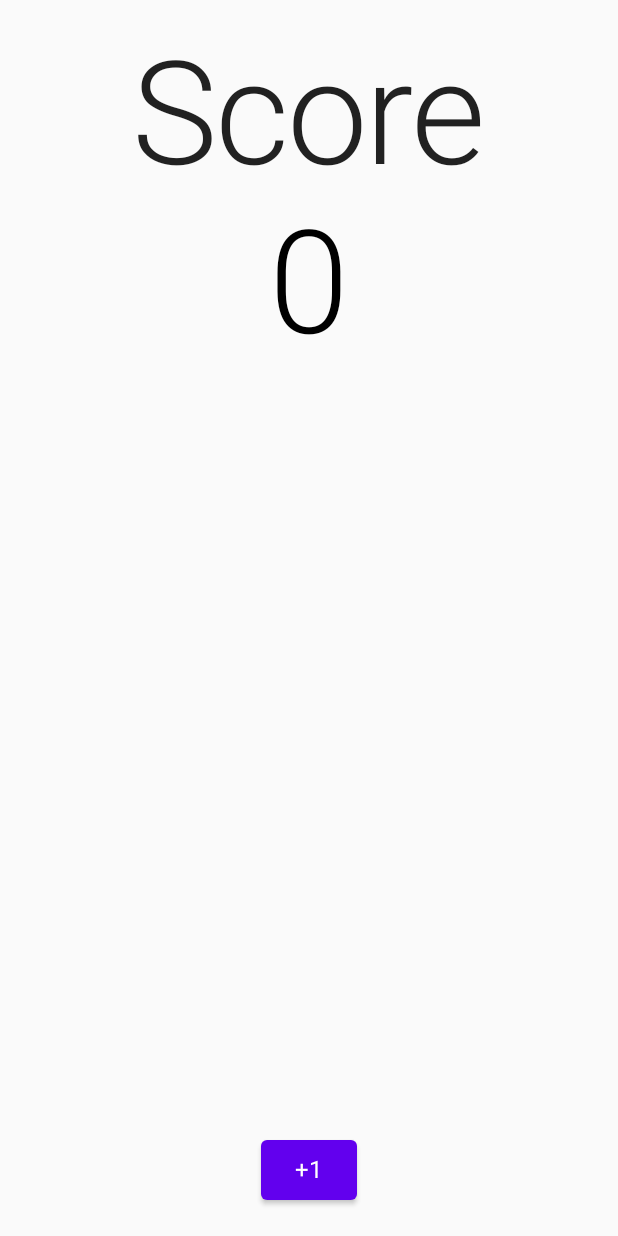
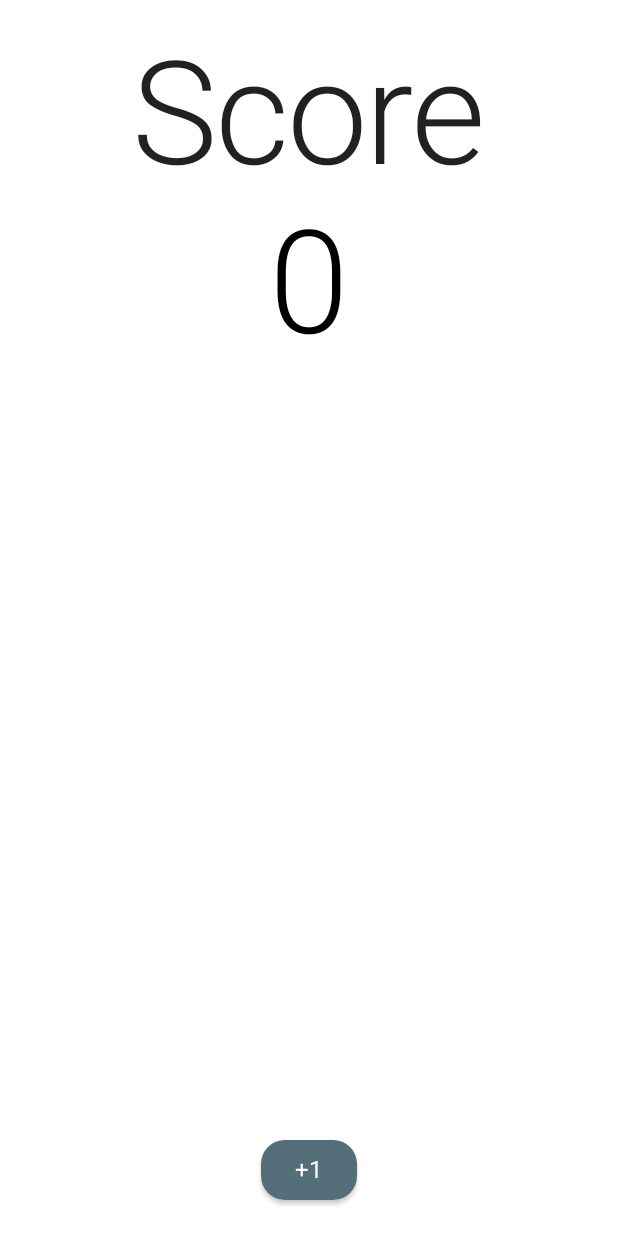
Before and after one commit to goobar-dev/android-402-advanced-android-kotlin, an Android app built with Jetpack Compose: the screen it shows after launch (MainActivity), on a phone screen of 412 x 824 dp. Run offline under Robolectric (Android 15) with nearby library versions, the phone set to English and light mode, and no system bars.

Commit message:
Lab 3 - compose theming

```diff
--- a/compose-score-keeper/app/src/main/java/dev/goobar/composescorekeeper/MainScreen.kt
+++ b/compose-score-keeper/app/src/main/java/dev/goobar/composescorekeeper/MainScreen.kt
@@ -2,6 +2,7 @@ package dev.goobar.composescorekeeper
 
 import android.content.res.Configuration
 import androidx.compose.animation.AnimatedVisibility
+import androidx.compose.foundation.background
 import androidx.compose.foundation.layout.Arrangement
 import androidx.compose.foundation.layout.Column
 import androidx.compose.foundation.layout.Row
@@ -11,6 +12,7 @@ import androidx.compose.foundation.layout.fillMaxSize
 import androidx.compose.foundation.layout.padding
 import androidx.compose.material.Button
 import androidx.compose.material.MaterialTheme
+import androidx.compose.material.Surface
 import androidx.compose.material.Text
 import androidx.compose.runtime.Composable
 import androidx.compose.runtime.MutableState
@@ -33,9 +35,13 @@ fun MainScreen() {
   val currentScore = rememberSaveable { mutableStateOf(0) }
   val configuration = LocalConfiguration.current
 
-  when (configuration.orientation) {
-    Configuration.ORIENTATION_LANDSCAPE -> LandscapeContent(currentScore)
-    else -> PortraitContent(score = currentScore)
+  // wrapping this all in Surface is a shortcut for Theming
+  // Column/Row don't trigger any of the "onBackground" or "onSurface" colors by default
+  Surface() {
+    when (configuration.orientation) {
+      Configuration.ORIENTATION_LANDSCAPE -> LandscapeContent(currentScore)
+      else -> PortraitContent(score = currentScore)
+    }
   }
 }
 
@@ -47,7 +53,9 @@ private fun LandscapeContent(score: MutableState<Int>) {
     modifier = Modifier.fillMaxSize(1f)
   ) {
     Column(
-      modifier = Modifier.weight(1f).fillMaxHeight(1f),
+      modifier = Modifier
+        .weight(1f)
+        .fillMaxHeight(1f),
       horizontalAlignment = Alignment.CenterHorizontally,
       verticalArrangement = Arrangement.Center
     ) {
@@ -64,7 +72,9 @@ private fun LandscapeContent(score: MutableState<Int>) {
     }
 
     Column(
-      modifier = Modifier.weight(1f).fillMaxHeight(1f),
+      modifier = Modifier
+        .weight(1f)
+        .fillMaxHeight(1f),
       horizontalAlignment = Alignment.CenterHorizontally,
       verticalArrangement = Arrangement.Center
     ) {
--- a/compose-score-keeper/app/src/main/java/dev/goobar/composescorekeeper/ui/theme/Color.kt
+++ b/compose-score-keeper/app/src/main/java/dev/goobar/composescorekeeper/ui/theme/Color.kt
@@ -2,7 +2,14 @@ package dev.goobar.composescorekeeper.ui.theme
 
 import androidx.compose.ui.graphics.Color
 
-val Purple200 = Color(0xFFBB86FC)
-val Purple500 = Color(0xFF6200EE)
-val Purple700 = Color(0xFF3700B3)
-val Teal200 = Color(0xFF03DAC5)
+val BlueGrey700Light = Color(0xFF819ca9)
+val BlueGrey700 = Color(0xFF546e7a)
+val BlueGrey700Dark = Color(0xFF29434e)
+
+val Blue700Light = Color(0xFF5e92f3)
+val Blue700 = Color(0xFF1565c0)
+val Blue700Dark = Color(0xFF003c8f)
+
+val Grey50 = Color(0xFFfafafa)
+val Grey600 = Color(0xFF757575)
+val Grey900 = Color(0xFF212121)
--- a/compose-score-keeper/app/src/main/java/dev/goobar/composescorekeeper/ui/theme/Shape.kt
+++ b/compose-score-keeper/app/src/main/java/dev/goobar/composescorekeeper/ui/theme/Shape.kt
@@ -5,7 +5,7 @@ import androidx.compose.material.Shapes
 import androidx.compose.ui.unit.dp
 
 val Shapes = Shapes(
-  small = RoundedCornerShape(4.dp),
+  small = RoundedCornerShape(16.dp),
   medium = RoundedCornerShape(4.dp),
   large = RoundedCornerShape(0.dp)
 )
--- a/compose-score-keeper/app/src/main/java/dev/goobar/composescorekeeper/ui/theme/Theme.kt
+++ b/compose-score-keeper/app/src/main/java/dev/goobar/composescorekeeper/ui/theme/Theme.kt
@@ -5,26 +5,28 @@ import androidx.compose.material.MaterialTheme
 import androidx.compose.material.darkColors
 import androidx.compose.material.lightColors
 import androidx.compose.runtime.Composable
+import androidx.compose.ui.graphics.Color
 
 private val DarkColorPalette = darkColors(
-  primary = Purple200,
-  primaryVariant = Purple700,
-  secondary = Teal200
+  primary = BlueGrey700Dark,
+  primaryVariant = Grey900,
+  secondary = BlueGrey700Dark,
+  onPrimary = Color.White,
+  onSecondary = Color.White,
+  onBackground = Color.White,
+  onSurface = Color.White,
 )
 
 private val LightColorPalette = lightColors(
-  primary = Purple500,
-  primaryVariant = Purple700,
-  secondary = Teal200
-
-  /* Other default colors to override
+  primary = BlueGrey700,
+  primaryVariant = BlueGrey700Dark,
+  secondary = Blue700,
   background = Color.White,
   surface = Color.White,
   onPrimary = Color.White,
   onSecondary = Color.Black,
   onBackground = Color.Black,
   onSurface = Color.Black,
-    */
 )
 
 @Composable
```
Lines whose indentation alone changed are shown as unchanged.
